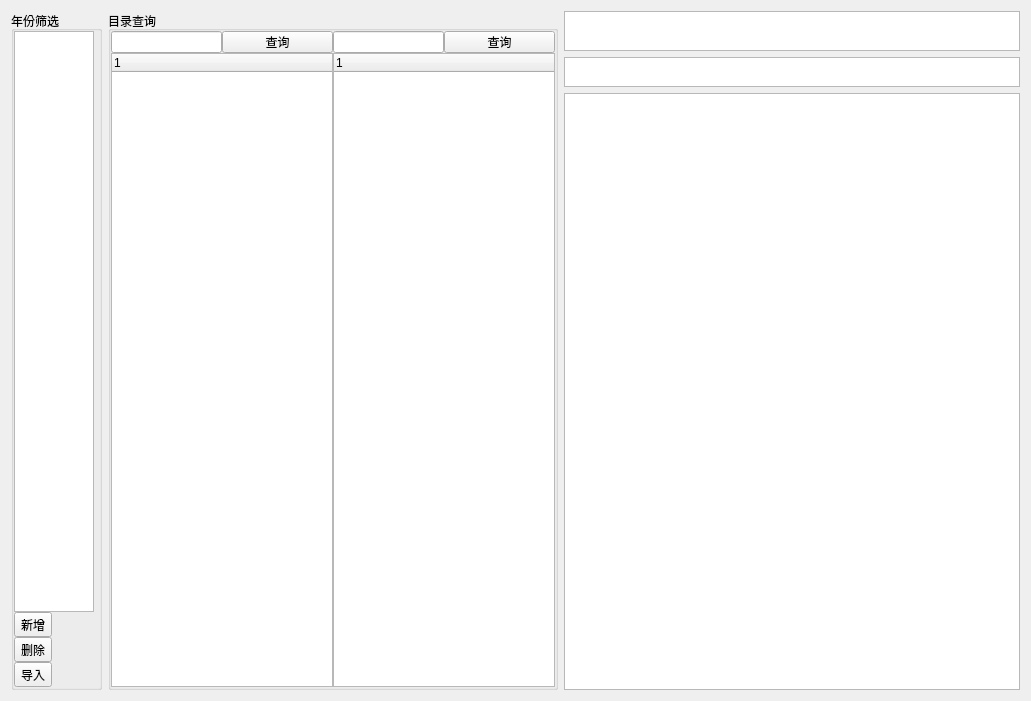
Belos10/Equip, file widgets/alocatMange/yearListForm.ui: the form before one commit.
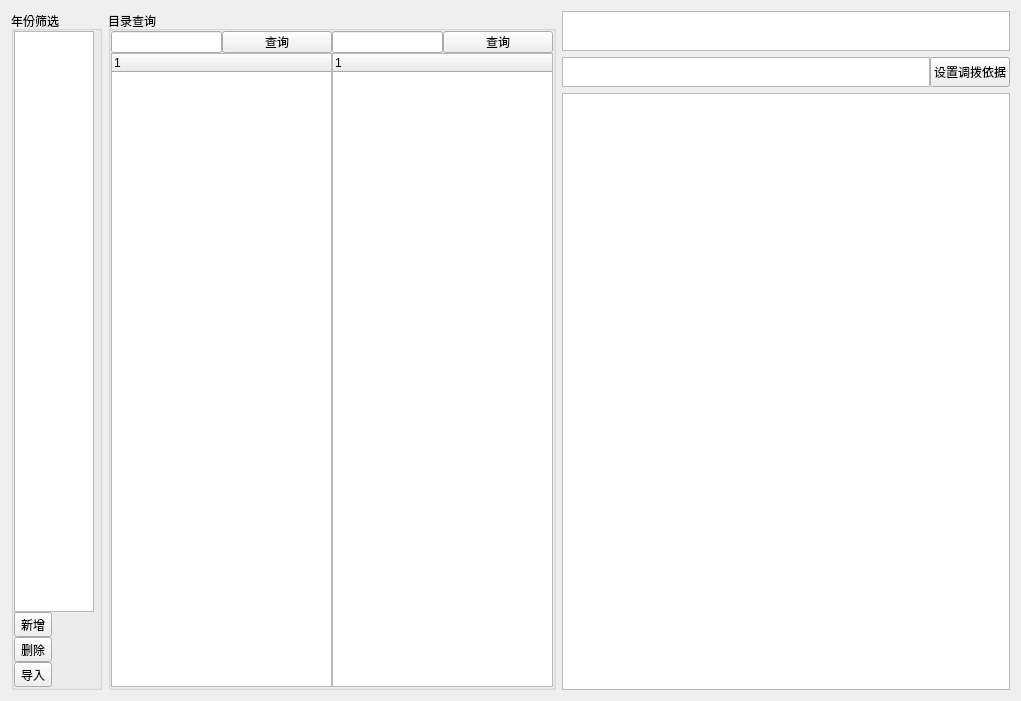
The form after the commit.

Diff of the .ui file:
```diff
--- a/widgets/alocatMange/yearListForm.ui
+++ b/widgets/alocatMange/yearListForm.ui
@@ -6,7 +6,7 @@
    <rect>
     <x>0</x>
     <y>0</y>
-    <width>1031</width>
+    <width>1021</width>
     <height>701</height>
    </rect>
   </property>
@@ -296,9 +296,14 @@
       </widget>
      </item>
      <item>
-      <widget class="QTextEdit" name="te_proof">
+      <layout class="QHBoxLayout" name="horizontalLayout_5">
+       <property name="spacing">
+        <number>0</number>
+       </property>
+       <item>
+        <widget class="QTextBrowser" name="tb_proof">
        <property name="sizePolicy">
-        <sizepolicy hsizetype="Ignored" vsizetype="Fixed">
+          <sizepolicy hsizetype="Expanding" vsizetype="Fixed">
          <horstretch>0</horstretch>
          <verstretch>0</verstretch>
         </sizepolicy>
@@ -306,7 +311,7 @@
        <property name="minimumSize">
         <size>
          <width>0</width>
-         <height>20</height>
+           <height>30</height>
         </size>
        </property>
        <property name="maximumSize">
@@ -316,6 +321,27 @@
         </size>
        </property>
       </widget>
+       </item>
+       <item>
+        <widget class="QPushButton" name="pb_proof">
+         <property name="minimumSize">
+          <size>
+           <width>0</width>
+           <height>30</height>
+          </size>
+         </property>
+         <property name="maximumSize">
+          <size>
+           <width>16777215</width>
+           <height>30</height>
+          </size>
+         </property>
+         <property name="text">
+          <string>设置调拨依据</string>
+         </property>
+        </widget>
+       </item>
+      </layout>
      </item>
      <item>
       <widget class="QTableWidget" name="disturbResult"/>
```
Lines whose indentation alone changed are shown as unchanged.
